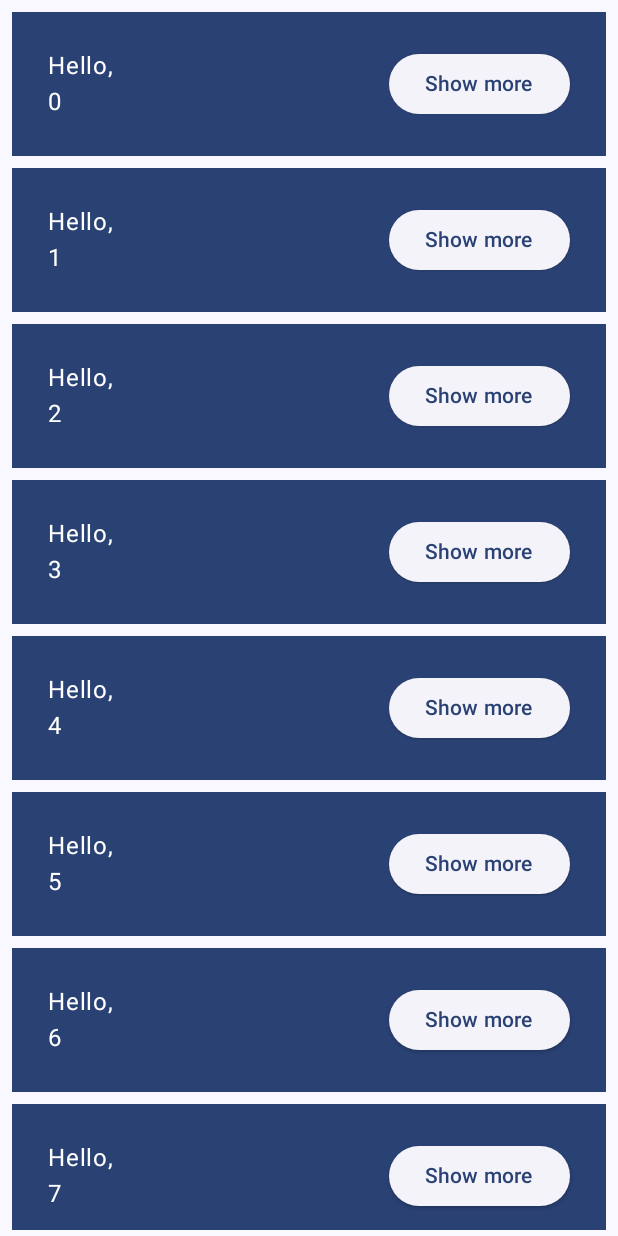
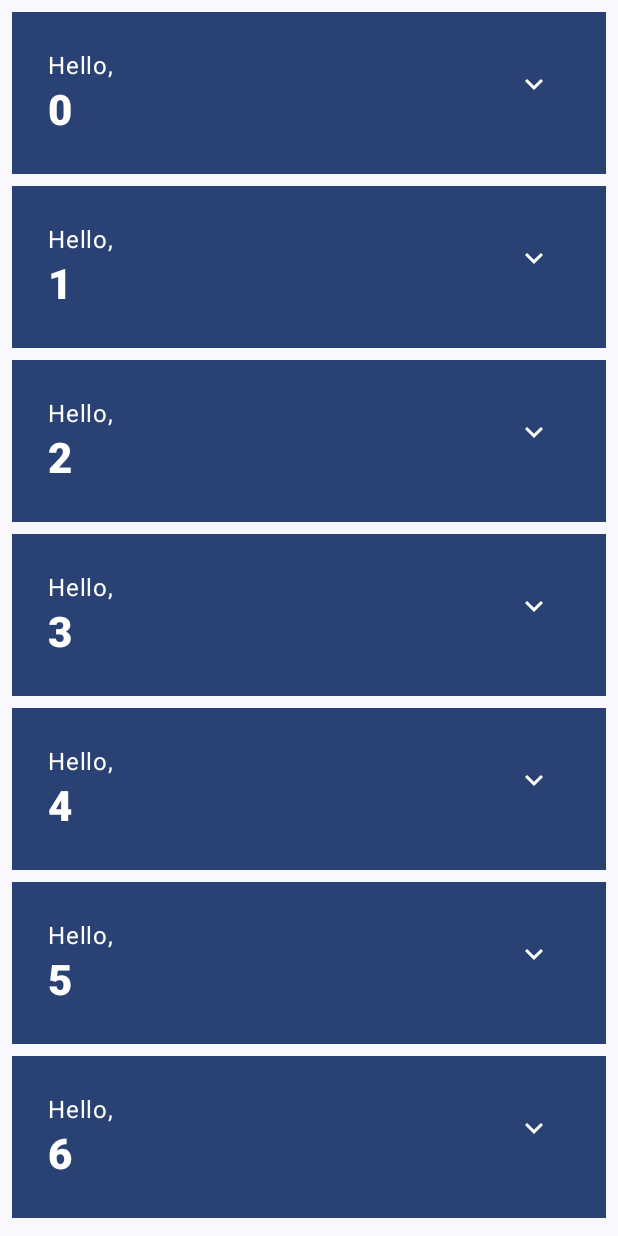
Before and after one commit to danilovalerio/compose_learn_app, an Android app built with Jetpack Compose: the screen it shows after launch (NocoesBasicas), after a tap on "Continue", on a phone screen of 412 x 824 dp. Run offline under Robolectric (Android 15) with nearby library versions, the phone set to English and light mode, and no system bars.

Commit message:
Retoques finais de itens e animacoes

```diff
--- a/app/build.gradle
+++ b/app/build.gradle
@@ -63,6 +63,7 @@ dependencies {
     implementation 'androidx.constraintlayout:constraintlayout:2.1.3'
     implementation 'androidx.navigation:navigation-fragment-ktx:2.5.2'
     implementation 'androidx.navigation:navigation-ui-ktx:2.5.2'
+    implementation "androidx.compose.material:material-icons-extended:1.4.3"
     testImplementation 'junit:junit:4.13.2'
     androidTestImplementation 'androidx.test.ext:junit:1.1.3'
     androidTestImplementation 'androidx.test.espresso:espresso-core:3.4.0'
--- a/app/src/main/java/com/example/composelearnapp/feature/nocoesbasicas/NocoesBasicas.kt
+++ b/app/src/main/java/com/example/composelearnapp/feature/nocoesbasicas/NocoesBasicas.kt
@@ -15,8 +15,13 @@ import androidx.compose.foundation.layout.fillMaxWidth
 import androidx.compose.foundation.layout.padding
 import androidx.compose.foundation.lazy.LazyColumn
 import androidx.compose.foundation.lazy.items
+import androidx.compose.material.icons.Icons
+import androidx.compose.material.icons.filled.ExpandLess
+import androidx.compose.material.icons.filled.ExpandMore
 import androidx.compose.material3.Button
 import androidx.compose.material3.ElevatedButton
+import androidx.compose.material3.Icon
+import androidx.compose.material3.IconButton
 import androidx.compose.material3.MaterialTheme
 import androidx.compose.material3.Surface
 import androidx.compose.material3.Text
@@ -28,8 +33,11 @@ import androidx.compose.runtime.saveable.rememberSaveable
 import androidx.compose.runtime.setValue
 import androidx.compose.ui.Alignment
 import androidx.compose.ui.Modifier
+import androidx.compose.ui.res.stringResource
+import androidx.compose.ui.text.font.FontWeight
 import androidx.compose.ui.tooling.preview.Preview
 import androidx.compose.ui.unit.dp
+import com.example.composelearnapp.R
 import com.example.composelearnapp.ui.theme.ComposeLearnAppTheme
 
 class NocoesBasicas : ComponentActivity() {
@@ -52,7 +60,7 @@ fun MyApp(modifier: Modifier) {
 
     Surface(modifier) {
         if (shouldShowOnboarding) {
-            OnboardingScreen(onContinueClicked = {shouldShowOnboarding = false})
+            OnboardingScreen(onContinueClicked = { shouldShowOnboarding = false })
         } else {
             Saudacoes()
         }
@@ -77,7 +85,7 @@ private fun Saudacoes(
          * barata em comparação a instanciações de Views do Android
          */
         LazyColumn(modifier = modifier.padding(vertical = 4.dp)) {
-            items(items = nomes) {nome ->
+            items(items = nomes) { nome ->
                 Saudacao(name = nome)
             }
         }
@@ -109,12 +117,24 @@ private fun Saudacao(name: String) {
                     .padding(bottom = extraPadding)
             ) {
                 Text(text = "Hello, ")
-                Text(text = name)
+                Text(
+                    text = name,
+                    style = MaterialTheme.typography.headlineMedium.copy(
+                        fontWeight = FontWeight.ExtraBold
+                    )
+                )
             }
-            ElevatedButton(
-                onClick = { expanded.value = !expanded.value },
+            IconButton(
+                onClick = { expanded.value = !expanded.value }
             ) {
-                Text(if (expanded.value) "Show less" else "Show more")
+                Icon(
+                    imageVector = if (expanded.value) Icons.Filled.ExpandLess else Icons.Filled.ExpandMore,
+                    contentDescription = if (expanded.value) {
+                        stringResource(R.string.show_less)
+                    } else {
+                        stringResource(R.string.show_more)
+                    }
+                )
             }
         }
     }
@@ -150,7 +170,8 @@ fun OnboardingScreen(
         Text(text = "Codelab Basics Compose")
         Button(
             modifier = Modifier.padding(vertical = 24.dp),
-            onClick = onContinueClicked) {
+            onClick = onContinueClicked
+        ) {
             Text(text = "Continue")
         }
     }
--- a/app/src/main/res/values/strings.xml
+++ b/app/src/main/res/values/strings.xml
@@ -6,6 +6,9 @@
     <string name="second_fragment_label">Second Fragment</string>
     <string name="next">Next</string>
     <string name="previous">Previous</string>
+
+    <string name="show_less">Mostrar menos</string>
+    <string name="show_more">Mostrar mais</string>
 
     <string name="lorem_ipsum">
         Lorem ipsum dolor sit amet, consectetur adipiscing elit. Nam in scelerisque sem. Mauris
```
